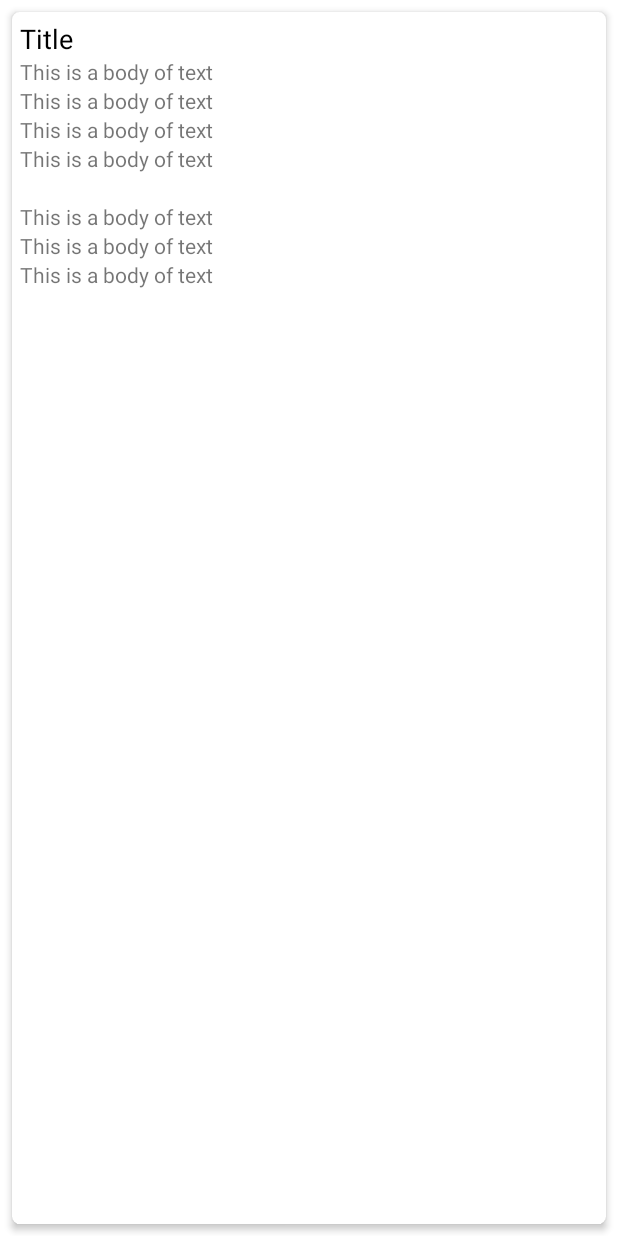
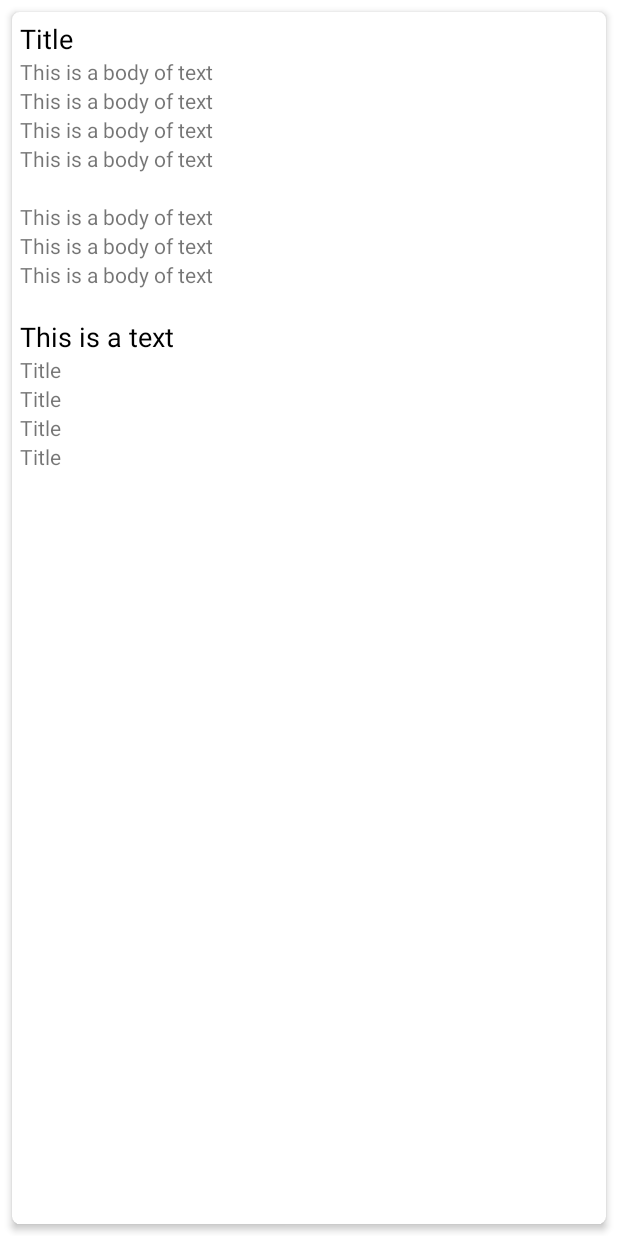
Before and after one commit to AlexisPechon/4th-Year-Android-App-Project, an Android app: the layout list_item.xml on its own in the app's theme, with its tools: preview values and no code run, on a phone screen of 412 x 824 dp. Run offline under Robolectric (Android 15) with nearby library versions, the phone set to English and light mode, and no system bars.

Commit message:
20th commit

```diff
--- a/Android-Timetable-App/app/src/main/java/com/example/a4th_year_android_timetable_app/APIInterface.java
+++ b/Android-Timetable-App/app/src/main/java/com/example/a4th_year_android_timetable_app/APIInterface.java
@@ -6,7 +6,7 @@ import retrofit2.Call;
 import retrofit2.http.GET;
 
 public interface APIInterface {
-    @GET("v1/d792c901-83c0-4eeb-b725-a77819cb1fc8")
+    @GET("v1/b278285a-8062-4d03-a7dc-a180f76b5c9c")
     //@GET("/posts")
     Call<List<Posts>> getPosts();
 }
--- a/Android-Timetable-App/app/src/main/res/layout/list_item.xml
+++ b/Android-Timetable-App/app/src/main/res/layout/list_item.xml
@@ -87,6 +87,56 @@
             app:layout_constraintStart_toStartOf="parent"
             app:layout_constraintTop_toBottomOf="@+id/tvSubArrivalBody"/>
 
+        <TextView
+            android:id="@+id/tvEmptyField"
+            android:layout_width="wrap_content"
+            android:layout_height="wrap_content"
+            android:text=" "
+            app:layout_constraintStart_toStartOf="parent"
+            app:layout_constraintTop_toBottomOf="@+id/tvSubDepartureBody"/>
+
+        <TextView
+            android:id="@+id/tvIrishBody"
+            android:layout_width="wrap_content"
+            android:layout_height="wrap_content"
+            android:text="This is a text"
+            android:textColor="@color/black"
+            android:textSize="18dp"
+            app:layout_constraintStart_toStartOf="parent"
+            app:layout_constraintTop_toBottomOf="@+id/tvEmptyField"/>
+
+        <TextView
+            android:id="@+id/tvIrishTitle"
+            android:layout_width="wrap_content"
+            android:layout_height="wrap_content"
+            android:text="Title"
+            app:layout_constraintStart_toStartOf="parent"
+            app:layout_constraintTop_toBottomOf="@+id/tvIrishBody"/>
+
+        <TextView
+            android:id="@+id/tvIrishLocationBody"
+            android:layout_width="wrap_content"
+            android:layout_height="wrap_content"
+            android:text="Title"
+            app:layout_constraintStart_toStartOf="parent"
+            app:layout_constraintTop_toBottomOf="@+id/tvIrishTitle"/>
+
+        <TextView
+            android:id="@+id/tvIrishArrivalBody"
+            android:layout_width="wrap_content"
+            android:layout_height="wrap_content"
+            android:text="Title"
+            app:layout_constraintStart_toStartOf="parent"
+            app:layout_constraintTop_toBottomOf="@+id/tvIrishLocationBody"/>
+
+        <TextView
+            android:id="@+id/tvIrishDepartureBody"
+            android:layout_width="wrap_content"
+            android:layout_height="wrap_content"
+            android:text="Title"
+            app:layout_constraintStart_toStartOf="parent"
+            app:layout_constraintTop_toBottomOf="@+id/tvIrishArrivalBody"/>
+
     </androidx.constraintlayout.widget.ConstraintLayout>
 
 </com.google.android.material.card.MaterialCardView>
```
Also changed, not shown: Android-Timetable-App/app/src/main/java/com/example/a4th_year_android_timetable_app/Posts.java (+37 -1 lines), Android-Timetable-App/app/src/main/java/com/example/a4th_year_android_timetable_app/PostsAdapter.java (+26 -1 lines).
